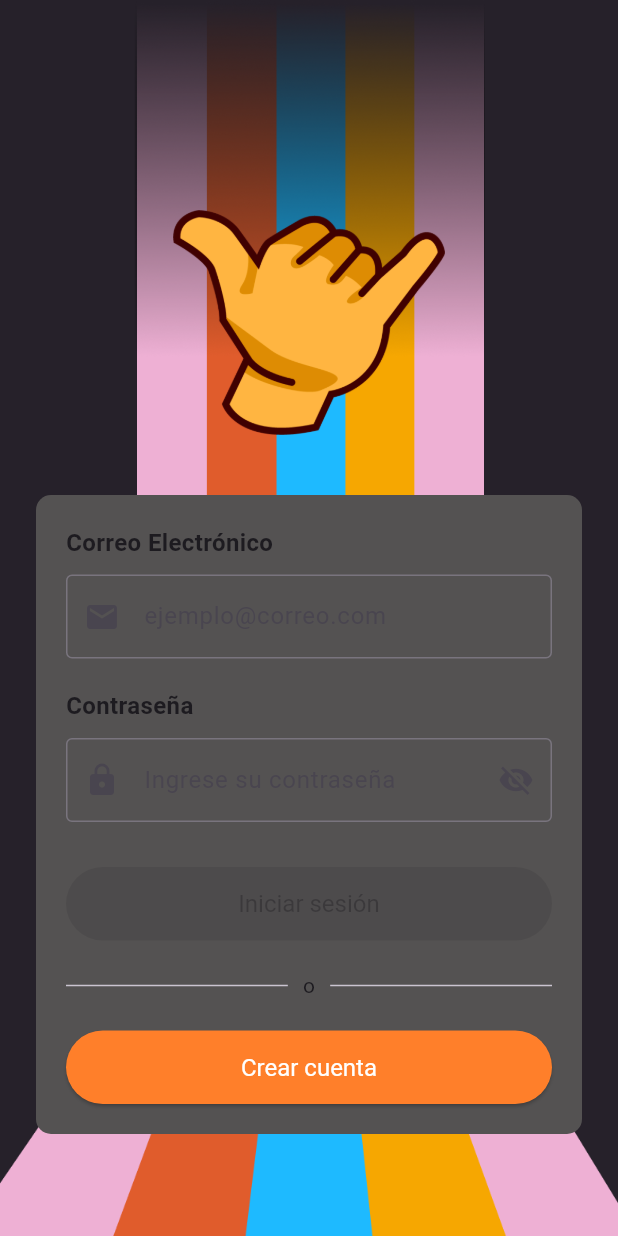
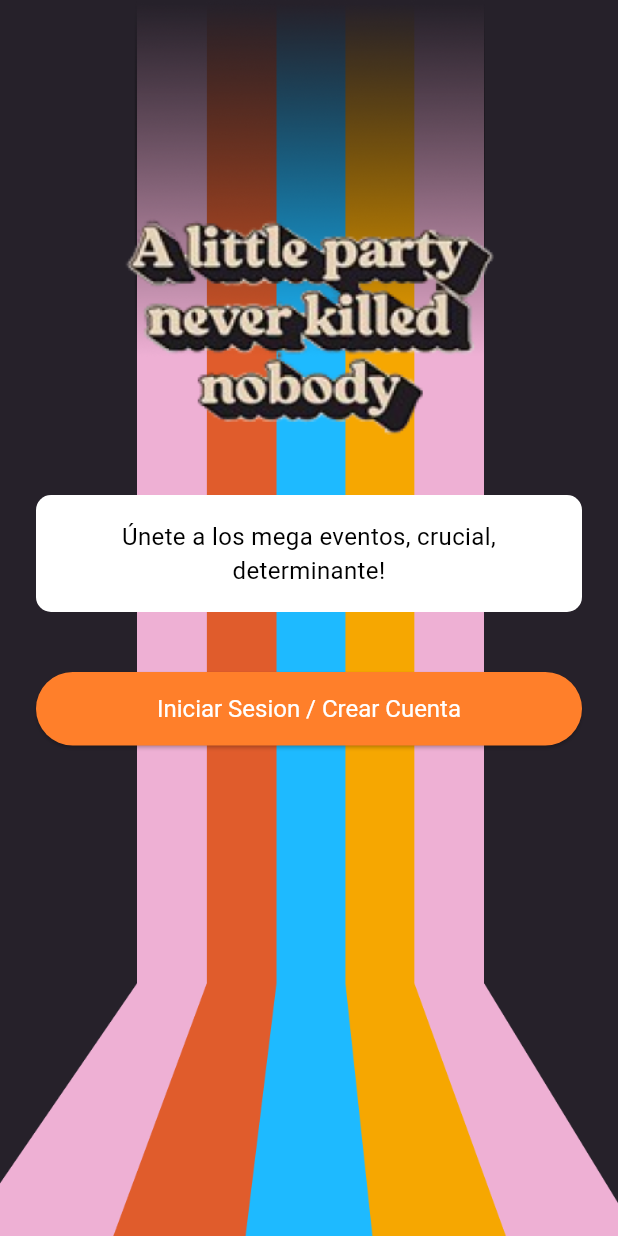
Before and after one commit to Hiidekii/Proyecto_PrograMovil_G3, a Flutter app: the screen it shows after launch, on a phone screen of 412 x 824 dp. Run offline on Flutter 3.47's test engine with Material 3 defaults, Android fonts, the phone set to English and light mode, and no system bars; our stand-ins replace get.

```diff
--- a/lib/main.dart
+++ b/lib/main.dart
@@ -1,7 +1,9 @@
 import 'package:flutter/material.dart';
+import 'package:get/get.dart';
 import 'package:proyecto_programovil_g3/configs/theme.dart';
 import 'package:proyecto_programovil_g3/pages/auth/login/login_page.dart';
-import 'package:proyecto_programovil_g3/pages/auth/register/register_screen.dart';
+import 'package:proyecto_programovil_g3/pages/auth/register/register_page.dart';
+import 'package:proyecto_programovil_g3/pages/landing/landing_page.dart';
 import 'package:proyecto_programovil_g3/pages/wrapper/wrapper.dart';
 
 void main() {
@@ -11,16 +13,17 @@ void main() {
 class MyApp extends StatelessWidget {
   @override
   Widget build(BuildContext context) {
-    return MaterialApp(
+    return GetMaterialApp(
       title: 'qSale',
       theme:
           AppTheme.lightTheme(), // Usa el tema claro definido en app_theme.dart
       darkTheme:
           AppTheme.darkTheme(), // Usa el tema oscuro definido en app_theme.dart
-      initialRoute: '/login',
+      initialRoute: '/',
       routes: {
-        '/login': (context) => LoginScreen(),
-        '/register': (context) => RegisterScreen(),
+        '/': (context) => LandingPage(),
+        '/login': (context) => LoginPage(),
+        '/register': (context) => RegisterPage(),
         '/wrapper': (context) => Wrapper(),
       },
     );
--- a/lib/pages/auth/login/login_page.dart
+++ b/lib/pages/auth/login/login_page.dart
@@ -2,7 +2,7 @@ import 'package:flutter/material.dart';
 import 'package:get/get.dart';
 import 'package:proyecto_programovil_g3/pages/auth/login/login_controller.dart';
 
-class LoginScreen extends StatelessWidget {
+class LoginPage extends StatelessWidget {
   LoginController control = Get.put(LoginController());
 
   @override
--- a/lib/pages/auth/register/register_screen.dart
+++ b/lib/pages/auth/register/register_page.dart
@@ -2,7 +2,7 @@ import 'package:flutter/material.dart';
 import 'package:get/get.dart';
 import 'package:proyecto_programovil_g3/pages/auth/register/register_controller.dart';
 
-class RegisterScreen extends StatelessWidget {
+class RegisterPage extends StatelessWidget {
   RegisterController control = Get.put(RegisterController());
 
   @override
--- /dev/null
+++ b/lib/pages/landing/landing_controller.dart
@@ -0,0 +1,8 @@
+import 'package:flutter/material.dart';
+import 'package:get/get.dart';
+
+class LandingController extends GetxController {
+  void onContinueClick(BuildContext context) {
+    Navigator.pushReplacementNamed(context, "/login");
+  }
+}
--- /dev/null
+++ b/lib/pages/landing/landing_page.dart
@@ -0,0 +1,69 @@
+import 'package:flutter/material.dart';
+import 'package:get/get.dart';
+import 'package:proyecto_programovil_g3/pages/landing/landing_controller.dart';
+
+class LandingPage extends StatelessWidget {
+  LandingController control = Get.put(LandingController());
+
+  @override
+  Widget build(BuildContext context) {
+    return Scaffold(
+      backgroundColor: Colors.transparent,
+      resizeToAvoidBottomInset: false,
+      body: SizedBox.expand(
+        child: Container(
+          decoration: const BoxDecoration(
+            image: DecorationImage(
+              image: AssetImage("assets/images/login_background.png"),
+              fit: BoxFit.cover,
+            ),
+          ),
+          child: SingleChildScrollView(
+            padding: const EdgeInsets.symmetric(horizontal: 24, vertical: 60),
+            child: Column(
+              crossAxisAlignment: CrossAxisAlignment.center,
+              children: [
+                const SizedBox(height: 80),
+                Image.asset(
+                  'assets/images/landing_slogan.png',
+                  height: 150,
+                ),
+                const SizedBox(height: 40),
+                Container(
+                  padding: const EdgeInsets.all(16),
+                  decoration: BoxDecoration(
+                    color: Colors.white, // Fondo blanco
+                    borderRadius:
+                        BorderRadius.circular(10), // Bordes redondeados
+                  ),
+                  child: const Text(
+                    "Únete a los mega eventos, crucial, determinante!",
+                    style: TextStyle(
+                      fontSize: 16,
+                      color: Colors.black, // Texto negro
+                    ),
+                    textAlign: TextAlign.center, // Alineado al centro
+                  ),
+                ),
+                const SizedBox(height: 40),
+                SizedBox(
+                  width: double.infinity,
+                  child: ElevatedButton(
+                    onPressed: () {
+                      control.onContinueClick(context);
+                    },
+                    style: ElevatedButton.styleFrom(
+                      padding: const EdgeInsets.symmetric(vertical: 15),
+                      textStyle: const TextStyle(fontSize: 16),
+                    ),
+                    child: const Text('Iniciar Sesion / Crear Cuenta'),
+                  ),
+                ),
+              ],
+            ),
+          ),
+        ),
+      ),
+    );
+  }
+}
--- a/pubspec.yaml
+++ b/pubspec.yaml
@@ -56,6 +56,7 @@ flutter:
 
   assets:
     - assets/images/
+    - assets/data/
 
   # The following line ensures that the Material Icons font is
   # included with your application, so that you can use the icons in
```
Also changed, not shown: assets/data/users.json (added, +14 -0 lines), lib/models/user.dart (added, +39 -0 lines), lib/pages/auth/login/login_controller.dart (+48 -17 lines), lib/services/user_service.dart (added, +30 -0 lines), assets/images/landing_slogan.png (added).
